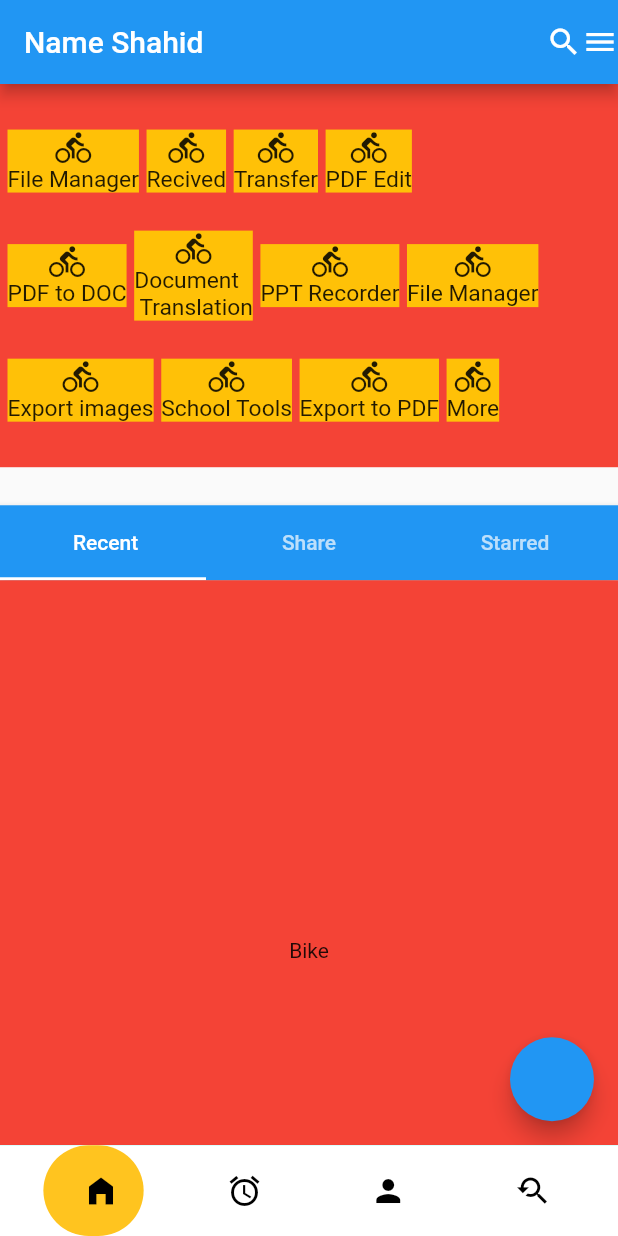
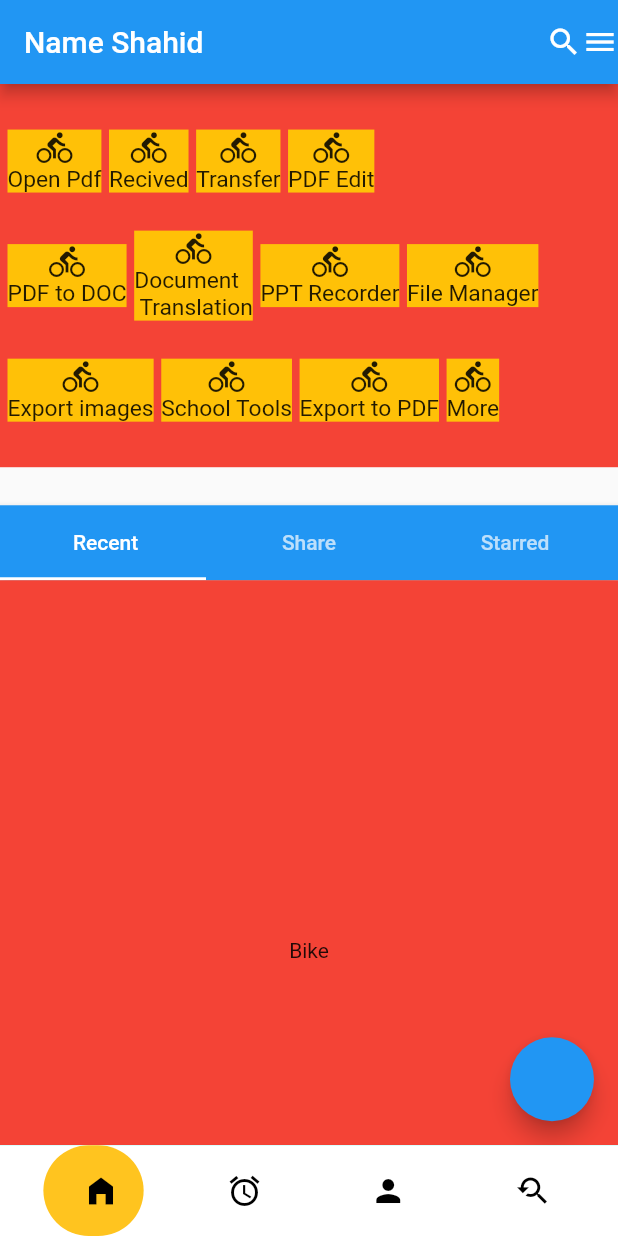
Before and after one commit to annexmirza/wps_rp, a Flutter app: the screen it shows after launch, after a tap on "File Manager", on a phone screen of 412 x 824 dp. Run offline on Flutter 3.47's test engine with Material 2 defaults, Android fonts, the phone set to English and light mode, and no system bars; drawn by our look-alikes of google_nav_bar; our stand-ins replace file_picker, flutter_easyloading, flutter_screenutil, get, native_pdf_view; missing offline and left inert: a package.

Commit message:
pdf file view

```diff
--- a/lib/Controller/pdf_controller.dart
+++ b/lib/Controller/pdf_controller.dart
@@ -6,8 +6,11 @@ import 'package:native_pdf_view/native_pdf_view.dart';
 class PdfFileController extends GetxController {
   var pdfController;
   Future OpenDocumentReader() async {
-    FilePickerResult? result = await FilePicker.platform
-        .pickFiles(allowMultiple: false, allowCompression: true);
+    FilePickerResult? result = await FilePicker.platform.pickFiles(
+        type: FileType.custom,
+        allowMultiple: false,
+        allowCompression: true,
+        allowedExtensions: ['pdf']);
     pdfController = PdfController(
         document: PdfDocument.openFile(result!.files.single.path!));
     update();
--- a/lib/View/homePage.dart
+++ b/lib/View/homePage.dart
@@ -39,7 +39,7 @@ class HomePage extends StatelessWidget {
                           children: [
                             CustomButtonWithText(
                               buttonIcon: Icons.directions_bike,
-                              titleText: ("File Manager"),
+                              titleText: ("Open Pdf"),
                               onTab: () async {
                                 await pdfFileController.OpenDocumentReader();
                                 Get.to(PdfViewScreen());
```
